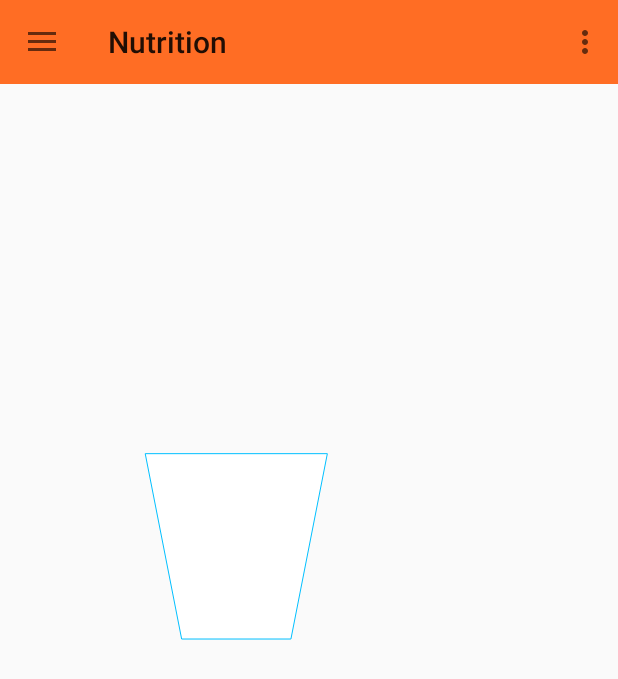
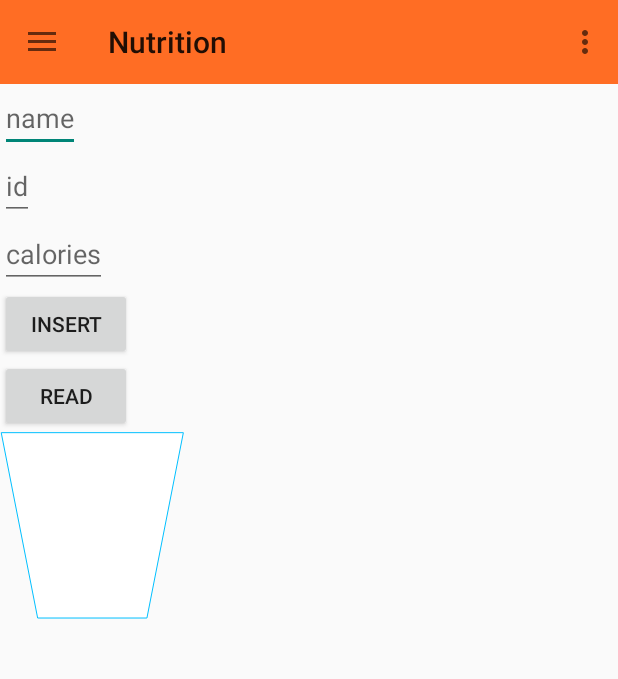
Before and after one commit to MaheshSinghSawant/CSC780Android, an Android app: the Nutrition screen opened directly, with no data from a screen before it, on a phone screen of 412 x 824 dp. Shown: the top 679 px of the screen. Run offline under Robolectric (Android 15) with nearby library versions, the phone set to English and light mode, and no system bars.

Commit message:
Integrated Database

```diff
--- a/Bolt/app/src/main/AndroidManifest.xml
+++ b/Bolt/app/src/main/AndroidManifest.xml
@@ -60,7 +60,7 @@
             android:label="@string/title_activity_home" >
         </activity>
         <activity
-            android:name="com.google.android.gms.fit.samples.Nutrition"
+            android:name="com.google.android.gms.fit.samples.bolt.DataListActivity"
             android:label="@string/title_activity_nutrition" >
         </activity>
         <activity
--- a/Bolt/app/src/main/java/com/google/android/gms/fit/samples/bolt/Nutrition.java
+++ b/Bolt/app/src/main/java/com/google/android/gms/fit/samples/bolt/Nutrition.java
@@ -12,6 +12,13 @@ import android.view.Menu;
 import android.view.MenuItem;
 import android.view.View;
 import android.widget.ImageView;
+import android.content.Context;
+import android.content.Intent;
+import android.database.Cursor;
+import android.database.sqlite.SQLiteDatabase;
+
+import android.widget.EditText;
+import android.widget.Toast;
 
 import com.google.android.gms.fit.samples.basicsensorsapi.R;
 
@@ -25,6 +32,12 @@ public class Nutrition extends AppCompatActivity {
     private DrawerLayout drawerLayout;
     private ActionBarDrawerToggle drawerToggle;
     private boolean full = false;
+    Cursor cursor;
+    EditText Id, Name, Calories;
+    Context context = this;
+    //object of NutritionDbHelper and SQLiteDatabase required
+    NutritionDbHelper nutritionDbHelper;
+    SQLiteDatabase sqlLiteDatabase;
 
     @Override
     protected void onCreate(Bundle savedInstanceState) {
@@ -33,6 +46,10 @@ public class Nutrition extends AppCompatActivity {
         imageView = (ImageView) findViewById(R.id.image_view);
         emptyGlass = (AnimatedVectorDrawable) getDrawable(R.drawable.avd_glass_empty);
         fillGlass = (AnimatedVectorDrawable) getDrawable(R.drawable.avd_glass_fill);
+
+        Id = (EditText) findViewById(R.id.Food_id);
+        Name = (EditText) findViewById(R.id.Food_name);
+        Calories = (EditText) findViewById(R.id.Food_calories);
 
         // Instantiate toolbar
         toolbar = (Toolbar) findViewById(R.id.toolbar);
@@ -100,6 +117,33 @@ public class Nutrition extends AppCompatActivity {
         drawerToggle.syncState();
     }
 
+    //Define the method to add food
+    public void addFood(View view){
+
+
+        //First get all info from Textfields
+        String name = Name.getText().toString();
+        String id = Id.getText().toString();
+        String cal = Calories.getText().toString();
+        // Then initialize the nutritionDbHelper object by passing context object
+        nutritionDbHelper = new NutritionDbHelper(context);
+        // Initialize the sqlLiteDatabase to write
+        sqlLiteDatabase = nutritionDbHelper.getWritableDatabase();
+        //Call the add addInformation method
+        nutritionDbHelper.addInformation(id,name,cal,sqlLiteDatabase);
+        Toast.makeText(getBaseContext(),"Data Saved", Toast.LENGTH_LONG).show();
+        nutritionDbHelper.close(); //close db
+    }
+
+
+    public void viewFood(View view){
+
+        Intent intent = new Intent(this,DataListActivity.class);
+        startActivity(intent);
+
+
+    }
+
     public void animate(View view) {
         AnimatedVectorDrawable drawable = full ? emptyGlass : fillGlass;
         imageView.setImageDrawable(drawable);
--- a/Bolt/app/src/main/res/layout/activity_nutrition.xml
+++ b/Bolt/app/src/main/res/layout/activity_nutrition.xml
@@ -6,14 +6,55 @@
     android:layout_width="match_parent"
     android:layout_height="match_parent"
     android:fitsSystemWindows="true"
-    tools:context=".MainActivity">
+    tools:context="com.google.android.gms.fit.samples.bolt.Nutrition">
 
 
 
-<RelativeLayout
+<LinearLayout
         android:layout_height="match_parent"
         android:layout_width="match_parent"
-    >
+        android:orientation="vertical">
+
+    <include
+        android:id="@+id/toolbar"
+        layout="@layout/toolbar" />
+
+    <EditText
+        android:layout_width="wrap_content"
+        android:layout_height="wrap_content"
+        android:id="@+id/Food_name"
+        android:hint="name"
+        />
+
+    <EditText
+        android:layout_width="wrap_content"
+        android:layout_height="wrap_content"
+        android:id="@+id/Food_id"
+        android:hint="id"
+        />
+
+    <EditText
+        android:layout_width="wrap_content"
+        android:layout_height="wrap_content"
+        android:id="@+id/Food_calories"
+        android:hint="calories"
+        />
+
+    <Button
+        android:layout_width="wrap_content"
+        android:layout_height="wrap_content"
+        android:onClick="addFood"
+        android:text="Insert"
+        />
+
+    <Button
+        android:layout_width="wrap_content"
+        android:layout_height="wrap_content"
+        android:onClick="viewFood"
+        android:text="Read"
+
+        />
+
 
     <ImageView
         android:id="@+id/image_view"
@@ -22,16 +63,11 @@
         android:layout_gravity="left|top"
         android:src="@drawable/ic_glass"
         android:onClick="animate"
-        android:layout_centerVertical="true"
-        android:layout_centerHorizontal="true" />
-
-    <include
-        android:id="@+id/toolbar"
-        layout="@layout/toolbar" />
+        android:layout_alignParentBottom="true"
+        android:layout_alignParentEnd="true" />
 
 
-
-</RelativeLayout>
+</LinearLayout>
 
     <android.support.design.widget.NavigationView
         android:id="@+id/navi"
```
Also changed, not shown: Bolt/app/src/main/java/com/google/android/gms/fit/samples/bolt/DataListActivity.java (added, +59 -0 lines), Bolt/app/src/main/java/com/google/android/gms/fit/samples/bolt/DataProvider.java (added, +55 -0 lines), Bolt/app/src/main/java/com/google/android/gms/fit/samples/bolt/ListDataAdapter.java (added, +99 -0 lines), Bolt/app/src/main/java/com/google/android/gms/fit/samples/bolt/NutritionDbHelper.java (added, +87 -0 lines), Bolt/app/src/main/java/com/google/android/gms/fit/samples/bolt/UserContact.java (added, +23 -0 lines), Bolt/app/src/main/res/layout/activity_data_list.xml (added, +17 -0 lines), Bolt/app/src/main/res/layout/activity_home.xml (+8 -8 lines), Bolt/app/src/main/res/layout/row_layout.xml (added, +37 -0 lines).
